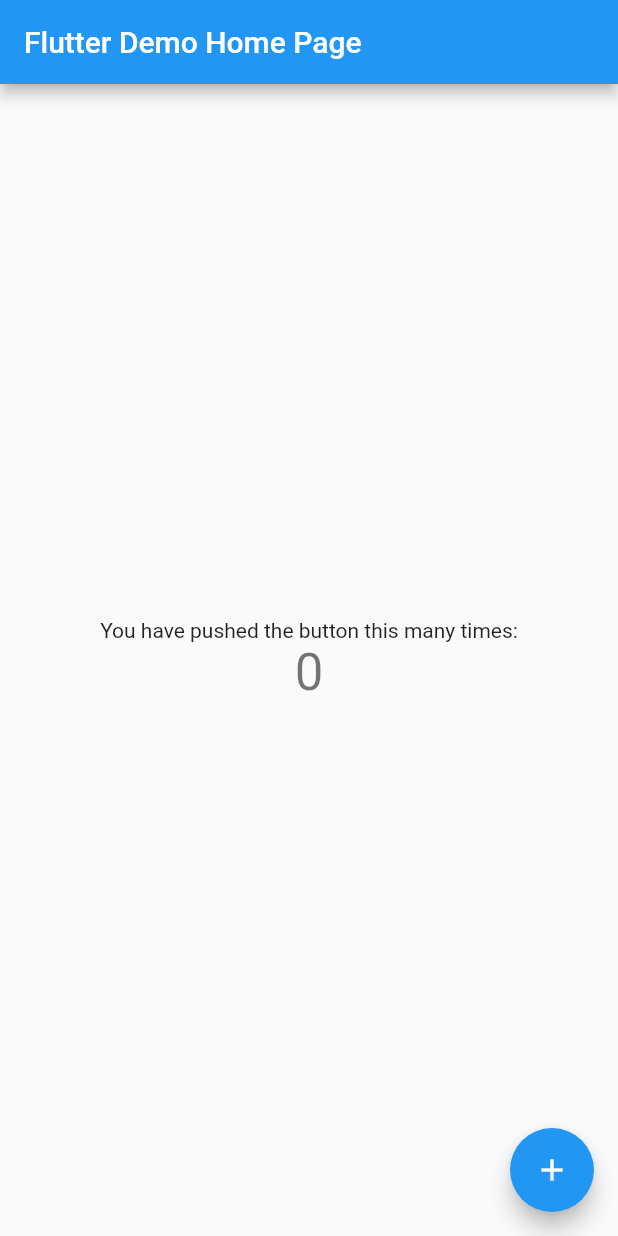
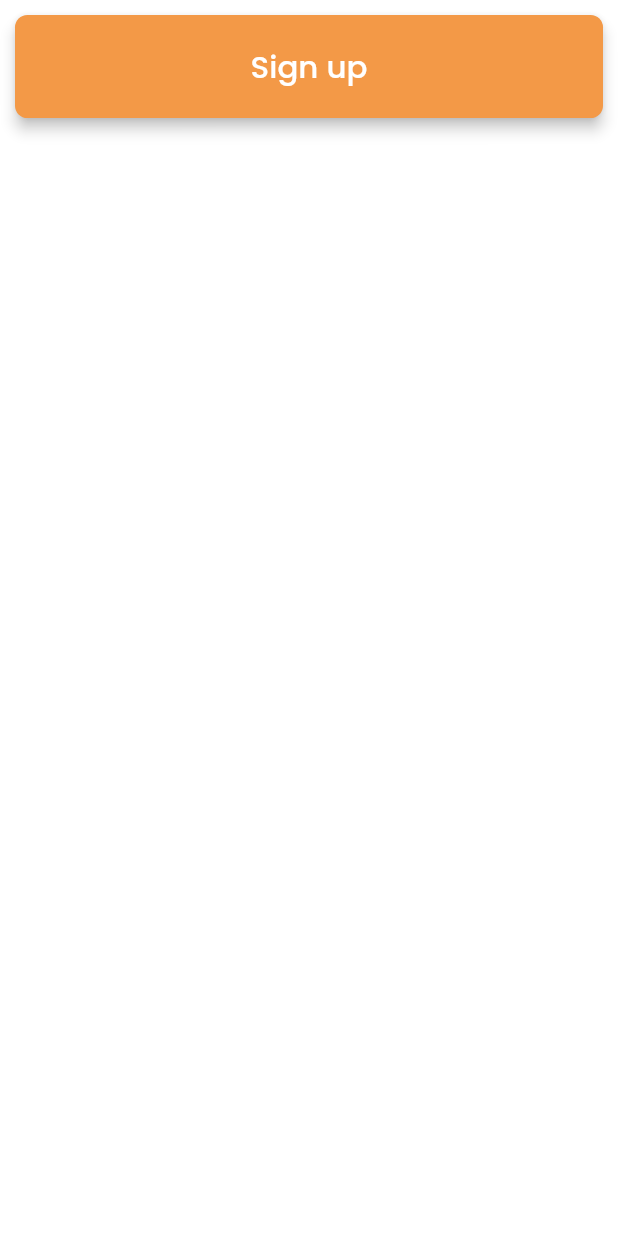
Before and after one commit to tiki-dz/TIKI_MOBILE_APP, a Flutter app: the screen it shows after launch, on a phone screen of 412 x 824 dp. Run offline on Flutter 3.47's test engine with Material 2 defaults, Android fonts, the light colour scheme and no system bars; our stand-ins replace flutter_svg, google_fonts, sizer.

Commit message:
button + some changes

```diff
--- a/lib/data/pallete.data.dart
+++ b/lib/data/pallete.data.dart
@@ -0,0 +1,4 @@
+import 'package:flutter/material.dart';
+
+Color GreyColor=  Color(0XffF9F9F9);
+Color ButtonColor= Color(0xfff39947);
--- a/lib/main.dart
+++ b/lib/main.dart
@@ -1,115 +1,28 @@
 import 'package:flutter/material.dart';
+import 'package:tiki/views/splash/widget.splash.dart';
+import 'package:sizer/sizer.dart';
 
-void main() {
-  runApp(const MyApp());
+
+void main() async {
+
+  runApp(
+     MyApp(),
+  );
 }
 
 class MyApp extends StatelessWidget {
   const MyApp({Key? key}) : super(key: key);
 
-  // This widget is the root of your application.
   @override
-  Widget build(BuildContext context) {
+  Widget build(BuildContext context) =>
+     Sizer(builder: (context, orientation, deviceType) {
       return MaterialApp(
+        debugShowCheckedModeBanner: false,
         title: 'Flutter Demo',
+        routes: {},
         theme: ThemeData(
-        // This is the theme of your application.
-        //
-        // Try running your application with "flutter run". You'll see the
-        // application has a blue toolbar. Then, without quitting the app, try
-        // changing the primarySwatch below to Colors.green and then invoke
-        // "hot reload" (press "r" in the console where you ran "flutter run",
-        // or simply save your changes to "hot reload" in a Flutter IDE).
-        // Notice that the counter didn't reset back to zero; the application
-        // is not restarted.
-        primarySwatch: Colors.blue,
         ),
-      home: const MyHomePage(title: 'Flutter Demo Home Page'),
+        home: SplashScreen(),
       );
-  }
-}
-
-class MyHomePage extends StatefulWidget {
-  const MyHomePage({Key? key, required this.title}) : super(key: key);
-
-  // This widget is the home page of your application. It is stateful, meaning
-  // that it has a State object (defined below) that contains fields that affect
-  // how it looks.
-
-  // This class is the configuration for the state. It holds the values (in this
-  // case the title) provided by the parent (in this case the App widget) and
-  // used by the build method of the State. Fields in a Widget subclass are
-  // always marked "final".
-
-  final String title;
-
-  @override
-  State<MyHomePage> createState() => _MyHomePageState();
-}
-
-class _MyHomePageState extends State<MyHomePage> {
-  int _counter = 0;
-
-  void _incrementCounter() {
-    setState(() {
-      // This call to setState tells the Flutter framework that something has
-      // changed in this State, which causes it to rerun the build method below
-      // so that the display can reflect the updated values. If we changed
-      // _counter without calling setState(), then the build method would not be
-      // called again, and so nothing would appear to happen.
-      _counter++;
     });
 }
-
-  @override
-  Widget build(BuildContext context) {
-    // This method is rerun every time setState is called, for instance as done
-    // by the _incrementCounter method above.
-    //
-    // The Flutter framework has been optimized to make rerunning build methods
-    // fast, so that you can just rebuild anything that needs updating rather
-    // than having to individually change instances of widgets.
-    return Scaffold(
-      appBar: AppBar(
-        // Here we take the value from the MyHomePage object that was created by
-        // the App.build method, and use it to set our appbar title.
-        title: Text(widget.title),
-      ),
-      body: Center(
-        // Center is a layout widget. It takes a single child and positions it
-        // in the middle of the parent.
-        child: Column(
-          // Column is also a layout widget. It takes a list of children and
-          // arranges them vertically. By default, it sizes itself to fit its
-          // children horizontally, and tries to be as tall as its parent.
-          //
-          // Invoke "debug painting" (press "p" in the console, choose the
-          // "Toggle Debug Paint" action from the Flutter Inspector in Android
-          // Studio, or the "Toggle Debug Paint" command in Visual Studio Code)
-          // to see the wireframe for each widget.
-          //
-          // Column has various properties to control how it sizes itself and
-          // how it positions its children. Here we use mainAxisAlignment to
-          // center the children vertically; the main axis here is the vertical
-          // axis because Columns are vertical (the cross axis would be
-          // horizontal).
-          mainAxisAlignment: MainAxisAlignment.center,
-          children: <Widget>[
-            const Text(
-              'You have pushed the button this many times:',
-            ),
-            Text(
-              '$_counter',
-              style: Theme.of(context).textTheme.headline4,
-            ),
-          ],
-        ),
-      ),
-      floatingActionButton: FloatingActionButton(
-        onPressed: _incrementCounter,
-        tooltip: 'Increment',
-        child: const Icon(Icons.add),
-      ), // This trailing comma makes auto-formatting nicer for build methods.
-    );
-  }
-}
--- a/lib/views/Authentification/components/component.button.dart
+++ b/lib/views/Authentification/components/component.button.dart
@@ -0,0 +1,32 @@
+import 'package:flutter/material.dart';
+import 'package:sizer/sizer.dart';
+import 'package:google_fonts/google_fonts.dart';
+import '../../../data/pallete.data.dart';
+Widget button(String title,VoidCallback? function){
+  return SizedBox(
+    width: double.infinity,
+    height: 50.sp,
+    child: InkWell(
+      onTap: function,
+      child:  Card(
+        margin: const EdgeInsets.all(0),
+        shape: RoundedRectangleBorder(
+          borderRadius: BorderRadius.all(
+            Radius.circular(6.sp),
+          ),
+        ),
+        color: ButtonColor,
+        elevation: 4,
+        child: Center(
+          child: Text(
+            title,
+            style: GoogleFonts.poppins(
+                color: Colors.white,
+                fontWeight: FontWeight.w500,
+                fontSize: 15.sp),
+          ),
+        ),
+      ),
+    ),
+  );
+}
--- a/lib/views/splash/widget.splash.dart
+++ b/lib/views/splash/widget.splash.dart
@@ -0,0 +1,31 @@
+import 'package:flutter/material.dart';
+
+import '../Authentification/components/component.button.dart';
+import '../Authentification/components/component.input.dart';
+
+class SplashScreen extends StatefulWidget {
+  const SplashScreen({Key? key}) : super(key: key);
+
+  @override
+  _SplashScreenState createState() => _SplashScreenState();
+}
+
+class _SplashScreenState extends State<SplashScreen> {
+  @override
+  Widget build(BuildContext context) {
+    return SafeArea(
+      child: Scaffold(backgroundColor: Colors.white,body:
+
+        Padding(
+          padding:  EdgeInsets.all(10),
+          child: Column(
+            children: [
+              button("Sign up",(){
+                print('cc');
+              })
+            ],
+          ),
+        ),),
+    );
+  }
+}
```
Also changed, not shown: lib/views/Authentification/components/component.input.dart (+27 -0 lines), pubspec.yaml (+4 -4 lines), pubspec.lock, 1 other file. Lines whose indentation alone changed are shown as unchanged.
